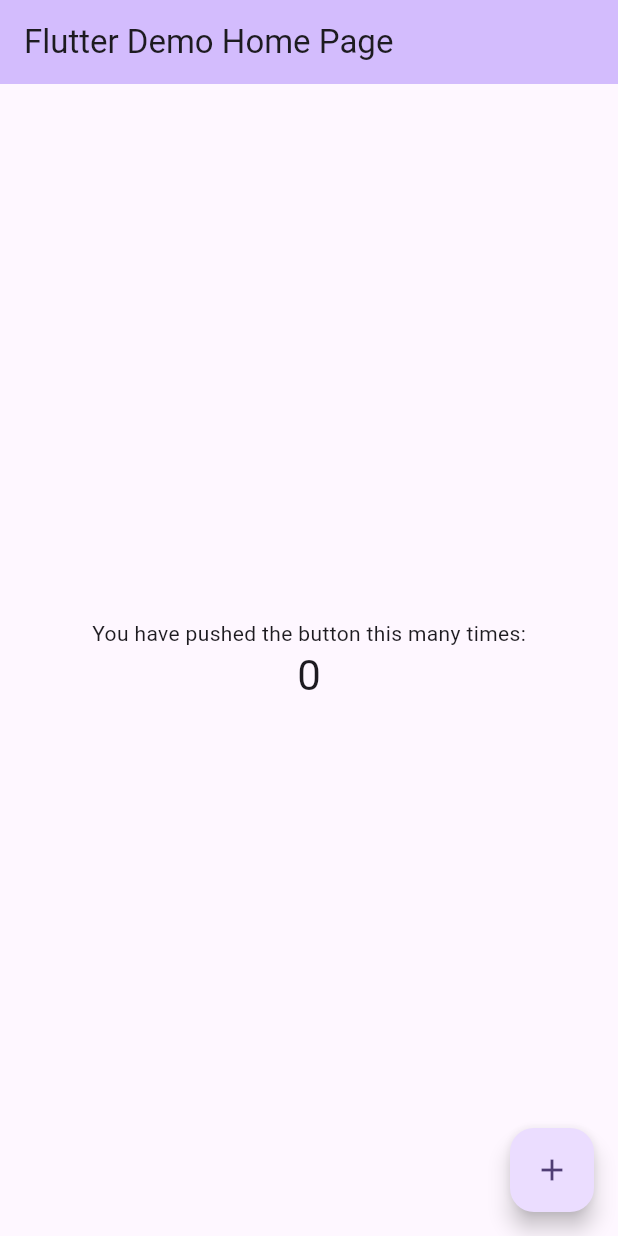
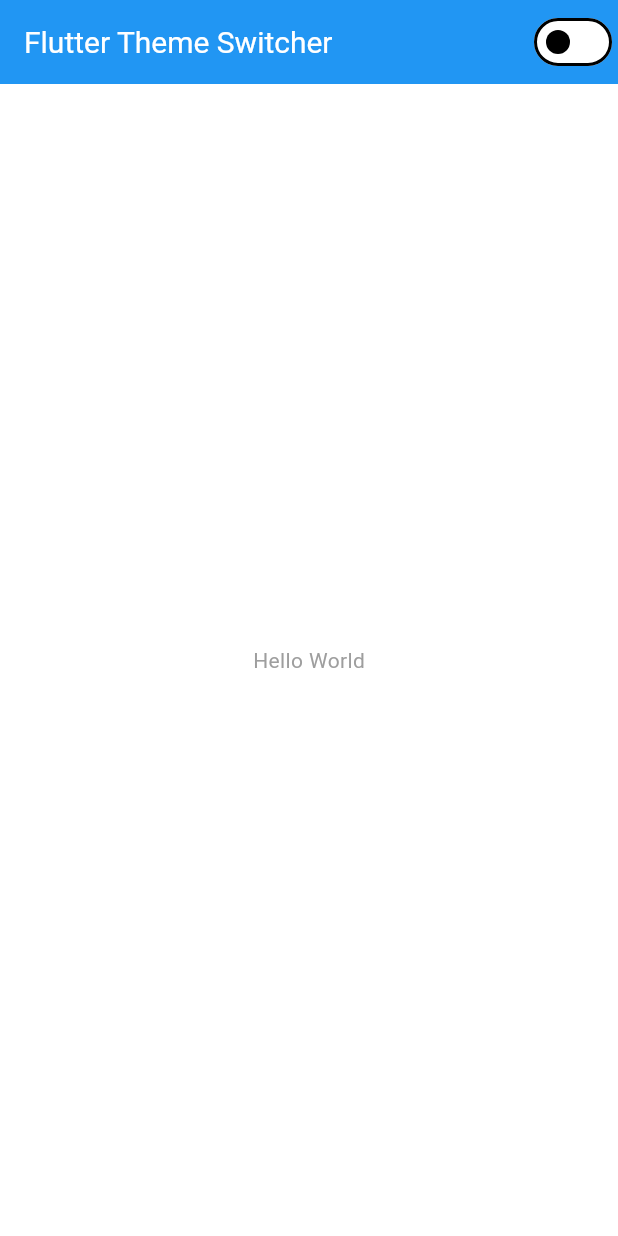
Before and after one commit to No-Country-simulation/S15-26-dart, a Flutter app: the screen it shows after launch, on a phone screen of 412 x 824 dp. Run offline on Flutter 3.47's test engine with Material 3 defaults, Android fonts, the phone set to English and light mode, and no system bars; our stand-ins replace dio, shared_preferences.

Commit message:
Temas, provider, conexion a la API

```diff
--- /dev/null
+++ b/AppFlutter/turistear_aplication_v1/lib/app/provider/theme_provider.dart
@@ -0,0 +1,16 @@
+import 'package:flutter/material.dart';
+
+class ThemeProvider extends ChangeNotifier {
+  ThemeMode _themeMode = ThemeMode.light;
+
+  ThemeMode get themeMode => _themeMode;
+
+  void toggleTheme() {
+    if (_themeMode == ThemeMode.light) {
+      _themeMode = ThemeMode.dark;
+    } else {
+      _themeMode = ThemeMode.light;
+    }
+    notifyListeners();
+  }
+}
--- /dev/null
+++ b/AppFlutter/turistear_aplication_v1/lib/app/ui/page/home.dart
@@ -0,0 +1,29 @@
+import 'package:flutter/material.dart';
+import 'package:provider/provider.dart';
+import 'package:turistear_aplication_v1/app/provider/theme_provider.dart';
+
+class MyHomePage extends StatelessWidget {
+  const MyHomePage({super.key});
+
+  @override
+  Widget build(BuildContext context) {
+    final themeProvider = Provider.of<ThemeProvider>(context);
+
+    return Scaffold(
+      appBar: AppBar(
+        title: const Text('Flutter Theme Switcher'),
+        actions: [
+          Switch(
+            value: themeProvider.themeMode == ThemeMode.dark,
+            onChanged: (value) {
+              themeProvider.toggleTheme();
+            },
+          ),
+        ],
+      ),
+      body: const Center(
+        child: Text('Hello World'),
+      ),
+    );
+  }
+}
--- a/AppFlutter/turistear_aplication_v1/lib/main.dart
+++ b/AppFlutter/turistear_aplication_v1/lib/main.dart
@@ -1,9 +1,18 @@
 import 'package:flutter/material.dart';
+import 'package:provider/provider.dart';
 import 'package:turistear_aplication_v1/app/api_connection/dio_instance.dart';
+import 'package:turistear_aplication_v1/app/provider/theme_provider.dart';
+import 'package:turistear_aplication_v1/app/ui/page/home.dart';
+import 'package:turistear_aplication_v1/app/values/theme_app.dart';
 
 void main() {
   DioInstance.configureDio();
-  runApp(const MyApp());
+  runApp(
+    ChangeNotifierProvider(
+      create: (_) => ThemeProvider(),
+      child: const MyApp(),
+    ),
+  );
 }
 
 class MyApp extends StatelessWidget {
@@ -12,116 +21,14 @@ class MyApp extends StatelessWidget {
   // This widget is the root of your application.
   @override
   Widget build(BuildContext context) {
+    final themeProvider = Provider.of<ThemeProvider>(context);
+
     return MaterialApp(
       title: 'Flutter Demo',
-      theme: ThemeData(
-        // This is the theme of your application.
-        //
-        // TRY THIS: Try running your application with "flutter run". You'll see
-        // the application has a purple toolbar. Then, without quitting the app,
-        // try changing the seedColor in the colorScheme below to Colors.green
-        // and then invoke "hot reload" (save your changes or press the "hot
-        // reload" button in a Flutter-supported IDE, or press "r" if you used
-        // the command line to start the app).
-        //
-        // Notice that the counter didn't reset back to zero; the application
-        // state is not lost during the reload. To reset the state, use hot
-        // restart instead.
-        //
-        // This works for code too, not just values: Most code changes can be
-        // tested with just a hot reload.
-        colorScheme: ColorScheme.fromSeed(seedColor: Colors.deepPurple),
-        useMaterial3: true,
-      ),
-      home: const MyHomePage(title: 'Flutter Demo Home Page'),
+      theme: AppTheme.lightTheme,
+      darkTheme: AppTheme.darkTheme,
+      themeMode: themeProvider.themeMode,
+      home: const MyHomePage(),
     );
   }
 }
-
-class MyHomePage extends StatefulWidget {
-  const MyHomePage({super.key, required this.title});
-
-  // This widget is the home page of your application. It is stateful, meaning
-  // that it has a State object (defined below) that contains fields that affect
-  // how it looks.
-
-  // This class is the configuration for the state. It holds the values (in this
-  // case the title) provided by the parent (in this case the App widget) and
-  // used by the build method of the State. Fields in a Widget subclass are
-  // always marked "final".
-
-  final String title;
-
-  @override
-  State<MyHomePage> createState() => _MyHomePageState();
-}
-
-class _MyHomePageState extends State<MyHomePage> {
-  int _counter = 0;
-
-  void _incrementCounter() {
-    setState(() {
-      // This call to setState tells the Flutter framework that something has
-      // changed in this State, which causes it to rerun the build method below
-      // so that the display can reflect the updated values. If we changed
-      // _counter without calling setState(), then the build method would not be
-      // called again, and so nothing would appear to happen.
-      _counter++;
-    });
-  }
-
-  @override
-  Widget build(BuildContext context) {
-    // This method is rerun every time setState is called, for instance as done
-    // by the _incrementCounter method above.
-    //
-    // The Flutter framework has been optimized to make rerunning build methods
-    // fast, so that you can just rebuild anything that needs updating rather
-    // than having to individually change instances of widgets.
-    return Scaffold(
-      appBar: AppBar(
-        // TRY THIS: Try changing the color here to a specific color (to
-        // Colors.amber, perhaps?) and trigger a hot reload to see the AppBar
-        // change color while the other colors stay the same.
-        backgroundColor: Theme.of(context).colorScheme.inversePrimary,
-        // Here we take the value from the MyHomePage object that was created by
-        // the App.build method, and use it to set our appbar title.
-        title: Text(widget.title),
-      ),
-      body: Center(
-        // Center is a layout widget. It takes a single child and positions it
-        // in the middle of the parent.
-        child: Column(
-          // Column is also a layout widget. It takes a list of children and
-          // arranges them vertically. By default, it sizes itself to fit its
-          // children horizontally, and tries to be as tall as its parent.
-          //
-          // Column has various properties to control how it sizes itself and
-          // how it positions its children. Here we use mainAxisAlignment to
-          // center the children vertically; the main axis here is the vertical
-          // axis because Columns are vertical (the cross axis would be
-          // horizontal).
-          //
-          // TRY THIS: Invoke "debug painting" (choose the "Toggle Debug Paint"
-          // action in the IDE, or press "p" in the console), to see the
-          // wireframe for each widget.
-          mainAxisAlignment: MainAxisAlignment.center,
-          children: <Widget>[
-            const Text(
-              'You have pushed the button this many times:',
-            ),
-            Text(
-              '$_counter',
-              style: Theme.of(context).textTheme.headlineMedium,
-            ),
-          ],
-        ),
-      ),
-      floatingActionButton: FloatingActionButton(
-        onPressed: _incrementCounter,
-        tooltip: 'Increment',
-        child: const Icon(Icons.add),
-      ), // This trailing comma makes auto-formatting nicer for build methods.
-    );
-  }
-}
```
Also changed, not shown: AppFlutter/turistear_aplication_v1/lib/app/api_connection/api_connection.dart (+0 -31 lines), AppFlutter/turistear_aplication_v1/lib/app/data/preferences/user_preferences.dart (+3 -5 lines).
